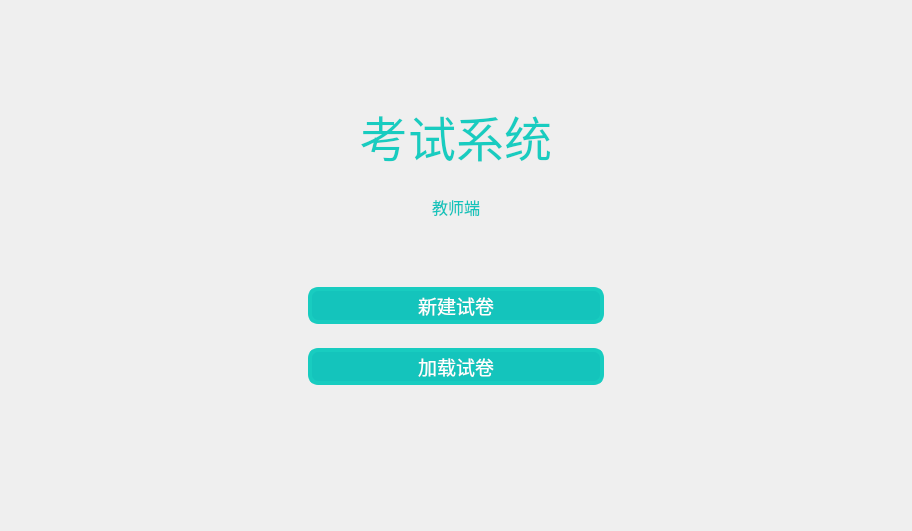
Above: SubWidget/mainview.ui from jkjkil4/ExamSysTeacher before the change. Below: the same form after it.
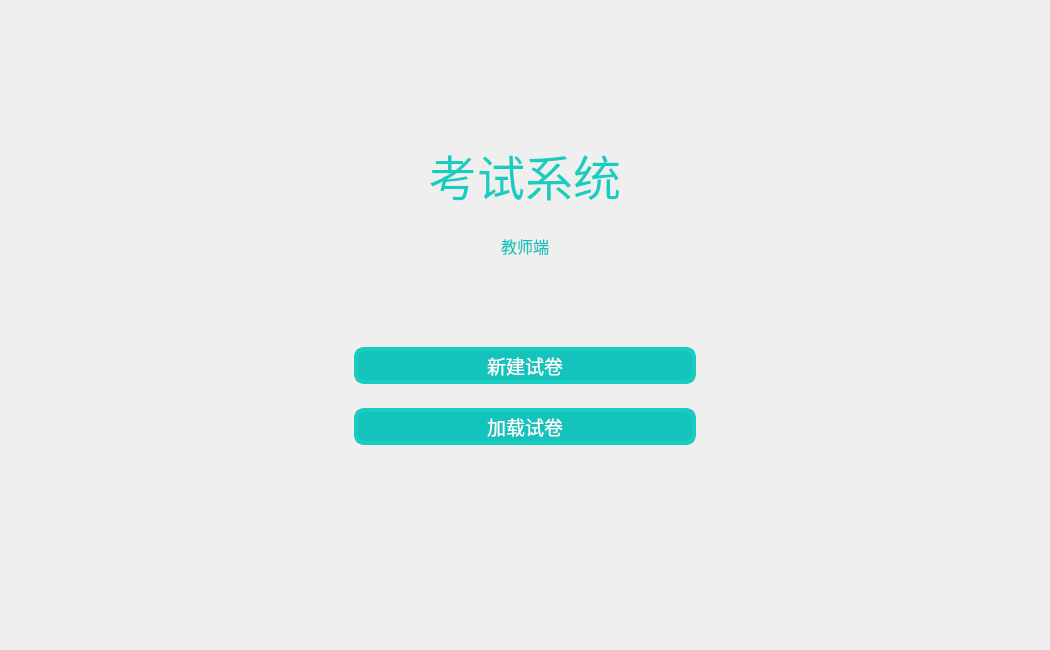
That is the form after the change.

What changed in the file:
```diff
--- a/SubWidget/mainview.ui
+++ b/SubWidget/mainview.ui
@@ -6,8 +6,8 @@
    <rect>
     <x>0</x>
     <y>0</y>
-    <width>912</width>
-    <height>531</height>
+    <width>1050</width>
+    <height>650</height>
    </rect>
   </property>
   <property name="windowTitle">
```
